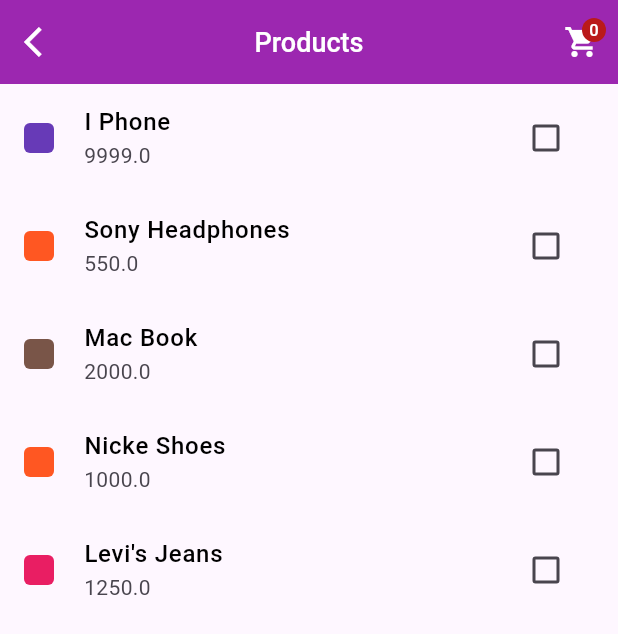
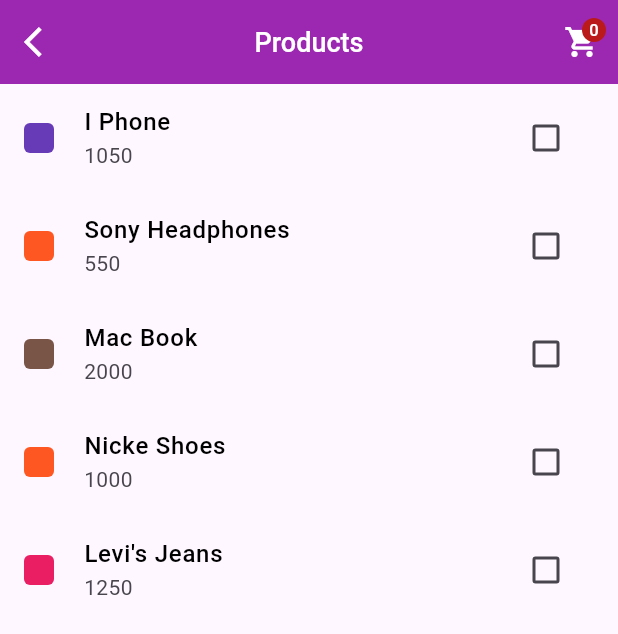
Before and after one commit to FaizMuhammad384/Provider-StateManagement-Project, a Flutter app: the screen it shows after launch, after a tap on "Cart Screen", on a phone screen of 412 x 824 dp. Shown: the top 634 px of the screen. Run offline on Flutter 3.47's test engine with Material 3 defaults, Android fonts, the phone set to English and light mode, and no system bars.

Commit message:
add cart functionality add cart details screen

```diff
--- a/lib/constants.dart
+++ b/lib/constants.dart
@@ -5,31 +5,31 @@ List<ProductModel> productsList = [
   ProductModel(
       product_id: 1,
       product_name: "I Phone",
-      product_price: 9999.0,
+      product_price: 1050,
       produc_color: Colors.deepPurple,
   ),
   ProductModel(
     product_id: 2,
     product_name: "Sony Headphones",
-    product_price: 550.0,
+    product_price: 550,
     produc_color: Colors.deepOrange,
   ),
   ProductModel(
     product_id: 3,
     product_name: "Mac Book",
-    product_price: 2000.0,
+    product_price: 2000,
     produc_color: Colors.brown,
   ),
   ProductModel(
     product_id: 4,
     product_name: "Nicke Shoes",
-    product_price: 1000.0,
+    product_price: 1000,
     produc_color: Colors.deepOrange,
   ),
   ProductModel(
     product_id: 5,
     product_name: "Levi's Jeans",
-    product_price: 1250.0,
+    product_price: 1250,
     produc_color: Colors.pink,
   ),
 ];
--- a/lib/models/product_model.dart
+++ b/lib/models/product_model.dart
@@ -3,7 +3,7 @@ import 'package:flutter/material.dart';
 class ProductModel {
   int product_id;
   String product_name;
-  double product_price;
+  int product_price;
   Color produc_color;
 
   ProductModel({
--- /dev/null
+++ b/lib/views/screens/cart_screen.dart
@@ -0,0 +1,86 @@
+import 'package:flutter/material.dart';
+import 'package:provider/provider.dart';
+import 'package:provider_statemanagement/constants.dart';
+import 'package:provider_statemanagement/models/product_model.dart';
+import 'package:provider_statemanagement/providers/cart_provider.dart';
+import 'package:provider_statemanagement/views/screens/cart_details_screen.dart';
+
+class HomeScreen extends StatelessWidget {
+  const HomeScreen({super.key});
+
+  @override
+  Widget build(BuildContext context) {
+    debugPrint("build function called!!!");
+    return Scaffold(
+      appBar: AppBar(
+        title: const Text(
+          "Products",
+          style: TextStyle(
+              fontWeight: FontWeight.w500, fontSize: 18, color: Colors.white),
+        ),
+        actions: [
+          IconButton(
+            onPressed: () {
+              Navigator.push(
+                  context,
+                  MaterialPageRoute(
+                      builder: (context) => const CartDetailsScreen()));
+            },
+            icon: Badge(
+              label: Text(
+                  context.watch<CartProvider>().productItems.length.toString()),
+              child: const Icon(Icons.shopping_cart, color: Colors.white),
+            ),
+          )
+        ],
+        centerTitle: true,
+        backgroundColor: Colors.purple,
+        leading: IconButton(
+          onPressed: () {
+            Navigator.pop(context);
+          },
+          icon: const Icon(Icons.arrow_back_ios, color: Colors.white),
+        ),
+      ),
+      body: SafeArea(
+        child: ListView.builder(
+            itemCount: productsList.length,
+            itemBuilder: (_, index) {
+              ProductModel productModel = productsList[index];
+              return Consumer<CartProvider>(
+                builder: (ctx, product, child) {
+                  return ListTile(
+                    title: Text(
+                      productModel.product_name,
+                      style: const TextStyle(
+                          fontWeight: FontWeight.w500,
+                          fontSize: 16,
+                          color: Colors.black),
+                    ),
+                    subtitle: Text("${productModel.product_price}"),
+                    leading: Container(
+                      height: 20,
+                      width: 20,
+                      decoration: BoxDecoration(
+                        color: productModel.produc_color,
+                        borderRadius: BorderRadius.circular(4),
+                      ),
+                    ),
+                    trailing: Checkbox(
+                      value: product.productItems.contains(productModel),
+                      onChanged: (newValue) {
+                        if (newValue == true) {
+                          product.addToCard(productModel);
+                        } else {
+                          product.removeToCard(productModel);
+                        }
+                      },
+                    ),
+                  );
+                },
+              );
+            }),
+      ),
+    );
+  }
+}
--- a/lib/views/screens/counter_screen.dart
+++ b/lib/views/screens/counter_screen.dart
@@ -1,7 +1,7 @@
 import 'package:flutter/material.dart';
 import 'package:provider/provider.dart';
 import 'package:provider_statemanagement/providers/counter_provider.dart';
-import 'package:provider_statemanagement/views/screens/home_screen.dart';
+import 'package:provider_statemanagement/views/screens/cart_screen.dart';
 
 class CounterScreen extends StatelessWidget {
   const CounterScreen({super.key});
@@ -49,7 +49,7 @@ class CounterScreen extends StatelessWidget {
               child: const Text("Cart Screen",
                 style: TextStyle(
                     fontWeight: FontWeight.w400,
-                    fontSize: 15,
+                    fontSize: 18,
                     color: Colors.white
                 ),
               ),
--- a/lib/views/screens/home_screen.dart
+++ /dev/null
@@ -1,77 +0,0 @@
-import 'package:flutter/material.dart';
-import 'package:provider/provider.dart';
-import 'package:provider_statemanagement/constants.dart';
-import 'package:provider_statemanagement/models/product_model.dart';
-import 'package:provider_statemanagement/providers/cart_provider.dart';
-
-class HomeScreen extends StatelessWidget {
-  const HomeScreen({super.key});
-
-  @override
-  Widget build(BuildContext context) {
-    debugPrint("build function called!!!");
-    return Scaffold(
-      appBar: AppBar(
-        title: const Text(
-          "Products",
-          style: TextStyle(
-              fontWeight: FontWeight.w500, fontSize: 18, color: Colors.white),
-        ),
-        actions: [
-          IconButton(
-            onPressed: () {},
-            icon:  Badge(
-              label: Text( context.watch<CartProvider>().productItems.length.toString()),
-              child: const Icon(Icons.shopping_cart, color: Colors.white),
-            ),
-          )
-        ],
-        centerTitle: true,
-        backgroundColor: Colors.purple,
-        leading: IconButton(
-          onPressed: () {
-            Navigator.pop(context);
-          },
-          icon: const Icon(Icons.arrow_back_ios, color: Colors.white),
-        ),
-      ),
-      body: SafeArea(
-        child: ListView.builder(
-            itemCount: productsList.length,
-            itemBuilder: (_, index) {
-              ProductModel productModel = productsList[index];
-              return Consumer<CartProvider>(
-                builder: (context, product, child) => ListTile(
-                  title: Text(productModel.product_name,
-                    style: const TextStyle(
-                        fontWeight: FontWeight.w500,
-                        fontSize: 16,
-                        color: Colors.black
-                    ),
-                  ),
-                  subtitle: Text("${productModel.product_price}"),
-                  leading: Container(
-                    height: 20,
-                    width: 20,
-                    decoration: BoxDecoration(
-                      color: productModel.produc_color,
-                      borderRadius: BorderRadius.circular(4),
-                    ),
-                  ),
-                  trailing: Checkbox(
-                    value: product.productItems.contains(productModel),
-                    onChanged: (newValue) {
-                      if (newValue == true) {
-                        product.addToCard(productModel);
-                      } else {
-                        product.removeToCard(productModel);
-                      }
-                    },
-                  ),
-                ),
-              );
-            }),
-      ),
-    );
-  }
-}
```
Also changed, not shown: lib/providers/cart_provider.dart (+2 -5 lines), lib/views/screens/cart_details_screen.dart (added, +88 -0 lines).
